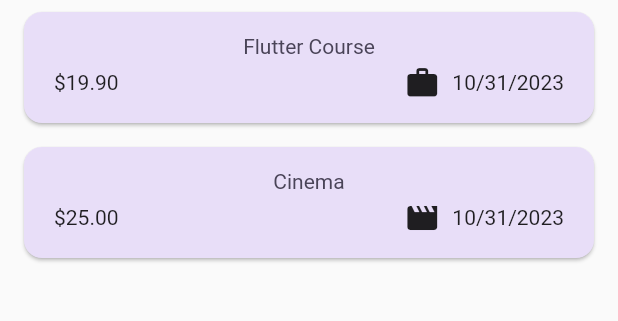
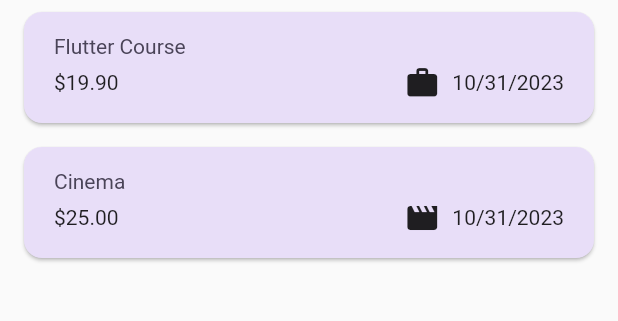
Before and after one commit to aman6750/myFlutterProjects, a Flutter app: the screen it shows after launch, on a phone screen of 412 x 824 dp, the part 108-429 px from its top. Run offline on Flutter 3.47's test engine with Material 2 defaults, Android fonts, the phone set to English and light mode, and no system bars; our stand-ins replace google_fonts.

Commit message:
making an expense tracker app

```diff
--- a/expense_tracker/lib/widgets/expenses_list/expense_item.dart
+++ b/expense_tracker/lib/widgets/expenses_list/expense_item.dart
@@ -15,6 +15,7 @@ class ExpenseItem extends StatelessWidget {
           vertical: 15,
         ),
         child: Column(
+          crossAxisAlignment: CrossAxisAlignment.start,
           children: [
             Text(
               expense.title,
--- a/expense_tracker/lib/widgets/expenses_list/expenses_list.dart
+++ b/expense_tracker/lib/widgets/expenses_list/expenses_list.dart
@@ -18,8 +18,18 @@ class ExpensesList extends StatelessWidget {
       itemCount: expenses.length,
       itemBuilder: (ctx, index) => Dismissible(
         key: ValueKey(expenses[index]),
-        onDismissed: (direction) {},
-        child: ExpenseItem(expenses[index]),
+        background: Container(
+          color: Theme.of(context).colorScheme.error.withOpacity(.75),
+          margin: EdgeInsets.symmetric(
+            horizontal: Theme.of(context).cardTheme.margin!.horizontal,
+          ),
+        ),
+        onDismissed: (direction) {
+          onRemoveExpense(expenses[index]);
+        },
+        child: ExpenseItem(
+          expenses[index],
+        ),
       ),
     );
   }
```
Also changed, not shown: expense_tracker/lib/main.dart (+25 -1 lines), expense_tracker/lib/models/expense.dart (+25 -0 lines).
